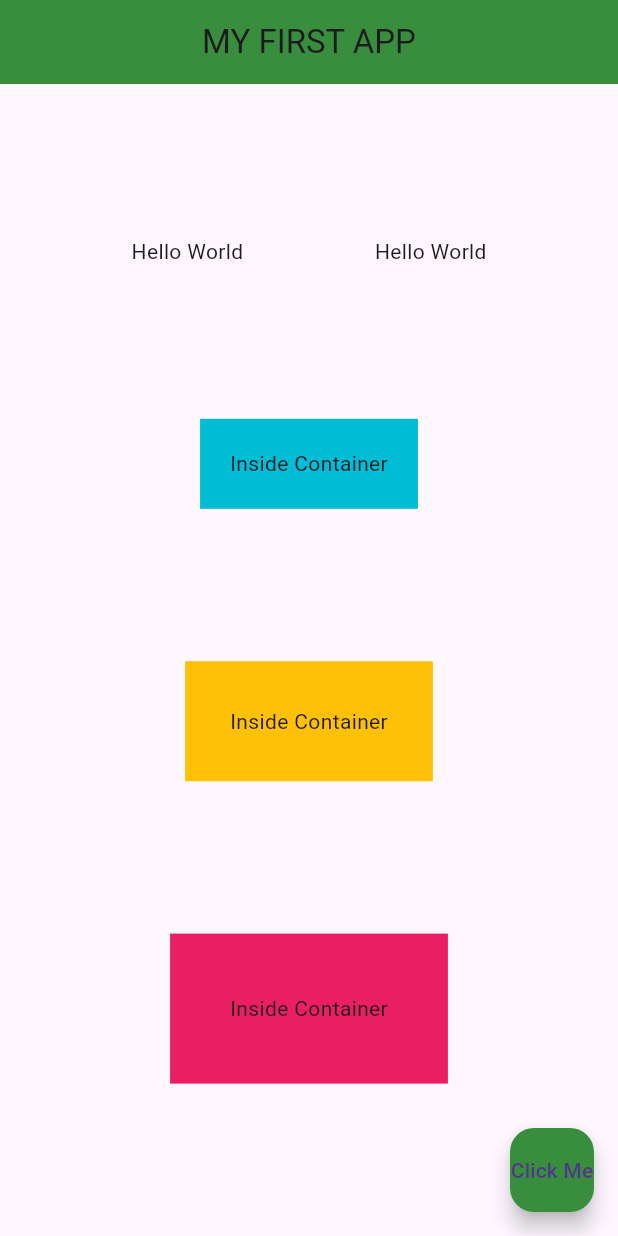
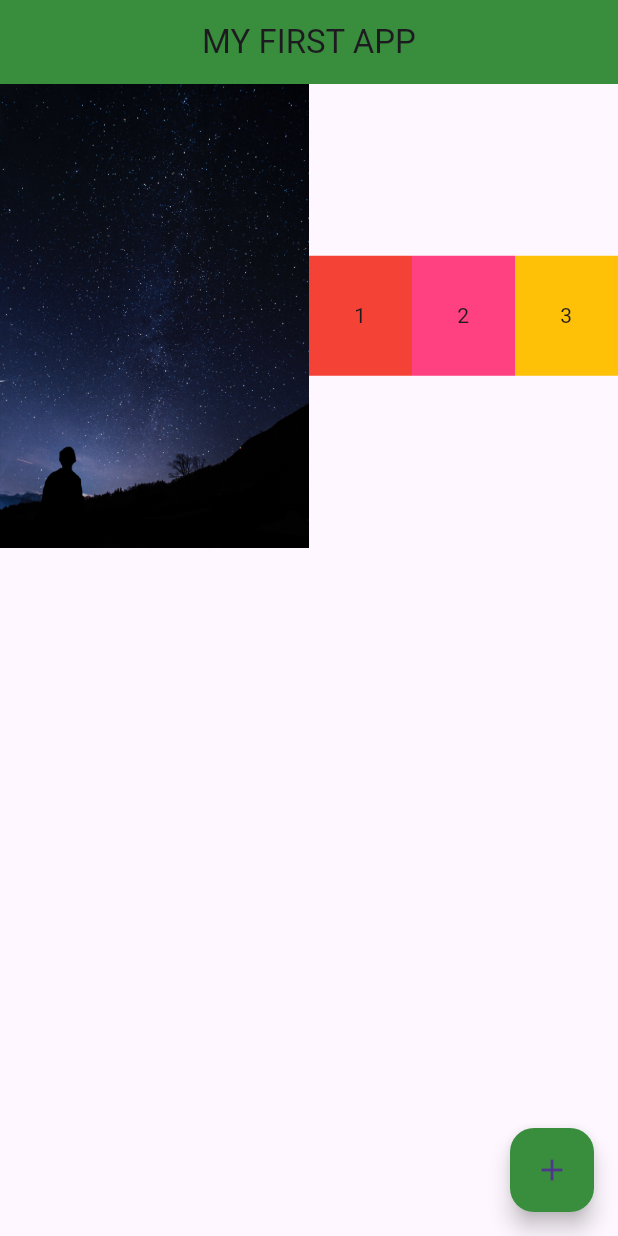
Before and after one commit to abhinav69217/flutter, a Flutter app: the screen it shows after launch, on a phone screen of 412 x 824 dp. Run offline on Flutter 3.47's test engine with Material 3 defaults, Android fonts, the phone set to English and light mode, and no system bars.

Commit message:
expanded, flex

```diff
--- a/lib/main.dart
+++ b/lib/main.dart
@@ -1,51 +1,54 @@
 import 'package:flutter/material.dart';
 
-void main() => runApp(MaterialApp(home: Home()));
+void main() => runApp(const MaterialApp(home: Home()));
 
 class Home extends StatelessWidget {
+  const Home({super.key});
+
   @override
   Widget build(BuildContext context) {
     return Scaffold(
       appBar: AppBar(
-        title: Text("MY FIRST APP"),
+        title: const Text("MY FIRST APP"),
         backgroundColor: Colors.green[700],
         centerTitle: true,
       ),
-      body: Column(
-        mainAxisAlignment: MainAxisAlignment.spaceEvenly,
-        crossAxisAlignment: CrossAxisAlignment.center,
-        children: <Widget>[
-          Row(
-            mainAxisAlignment: MainAxisAlignment.spaceEvenly,
-            crossAxisAlignment: CrossAxisAlignment.center,
-            children: <Widget>[
-              Text("Hello World"),
-              Text("Hello World"),
-            ],
+      body: Row(
+        children: [
+          Expanded(child: Image.asset("assets/space-3.jpg"), flex: 3),
+          Expanded(
+            flex: 1,
+            child: Container(
+              padding: const EdgeInsets.all(30.0),
+              color: Colors.red,
+              child: const Text("1"),
+            ),
           ),
-          Container(
-            color: Colors.cyan,
-            padding: EdgeInsets.all(20.0),
-            child: Text("Inside Container"),
+          Expanded(
+            flex: 1,
+            child: Container(
+              padding: const EdgeInsets.all(30.0),
+              color: Colors.pinkAccent,
+              child: const Text("2"),
+            ),
           ),
-          Container(
-            color: Colors.amber,
-            padding: EdgeInsets.all(30.0),
-            child: Text("Inside Container"),
+          Expanded(
+            flex: 1,
+            child: Container(
+              padding: const EdgeInsets.all(30.0),
+              color: Colors.amber,
+              child: const Text("3"),
+            ),
           ),
-          Container(
-            color: Colors.pink,
-            padding: EdgeInsets.all(40.0),
-            child: Text("Inside Container"),
-          )
         ],
       ),
+      floatingActionButtonLocation: FloatingActionButtonLocation.endFloat,
       floatingActionButton: FloatingActionButton(
         onPressed: () {
           print("Hello");
         },
-        child: Text("Click Me"),
         backgroundColor: Colors.green[700],
+        child: const Icon(Icons.add),
       ),
     );
   }
```
Also changed, not shown: pubspec.yaml (+4 -3 lines), assets/space-1.jpg (added), assets/space-2.jpg (added), assets/space-3.jpg (added).
